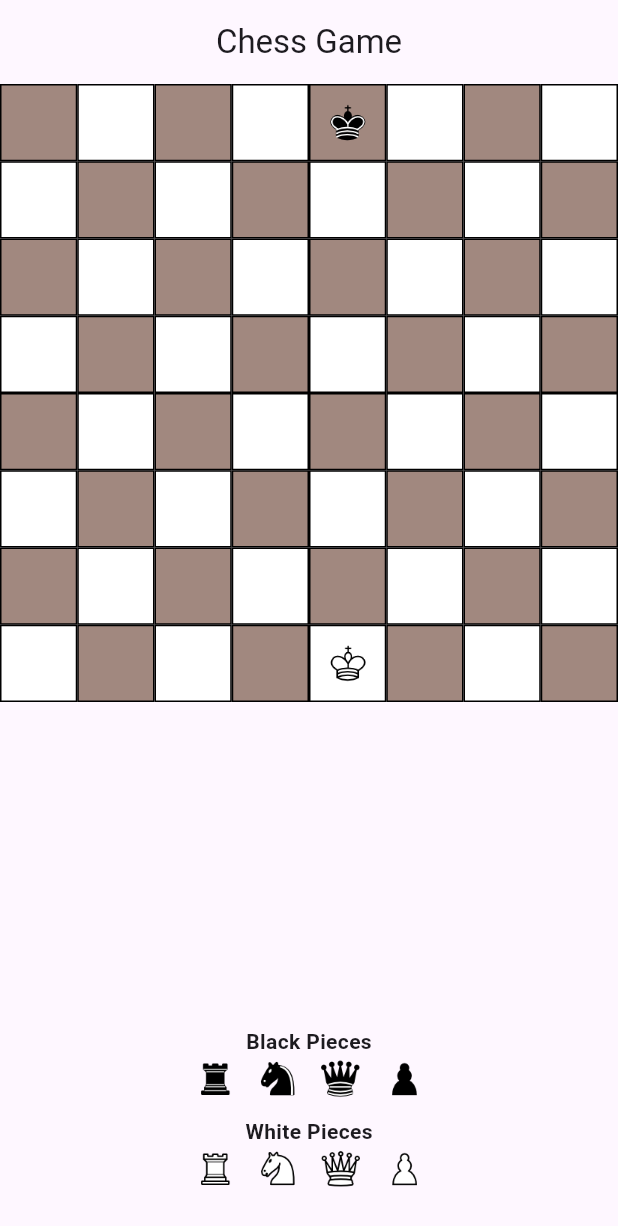
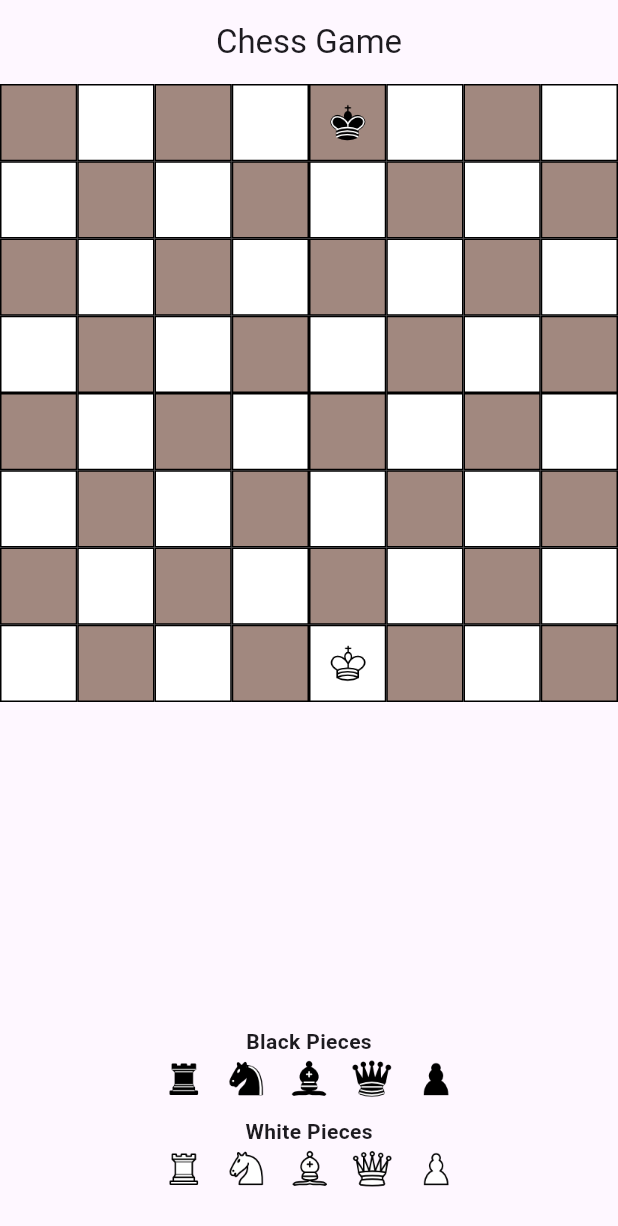
Before and after one commit to ramynabilmahmoud/chessapp, a Flutter app: the screen it shows after launch, on a phone screen of 412 x 824 dp. Shown: the top 1226 px of the screen. Run offline on Flutter 3.47's test engine with Material 3 defaults, Android fonts, the phone set to English and light mode, and no system bars.

Commit message:
add bishop

```diff
--- a/lib/chess_board_layout.dart
+++ b/lib/chess_board_layout.dart
@@ -87,7 +87,7 @@ class ChessBoardLayout extends StatelessWidget {
                   alignment: WrapAlignment.center,
                   spacing: 12,
                   children:
-                      ['R', 'N', 'Q', 'P'].map((piece) {
+                      ['R', 'N', 'B', 'Q', 'P'].map((piece) {
                         return Draggable<String>(
                           data: piece,
                           onDragStarted: () => onNewPieceDrag(piece),
@@ -108,7 +108,7 @@ class ChessBoardLayout extends StatelessWidget {
                   alignment: WrapAlignment.center,
                   spacing: 12,
                   children:
-                      ['r', 'n', 'q', 'p'].map((piece) {
+                      ['r', 'n', 'b', 'q', 'p'].map((piece) {
                         return Draggable<String>(
                           data: piece,
                           onDragStarted: () => onNewPieceDrag(piece),
```
